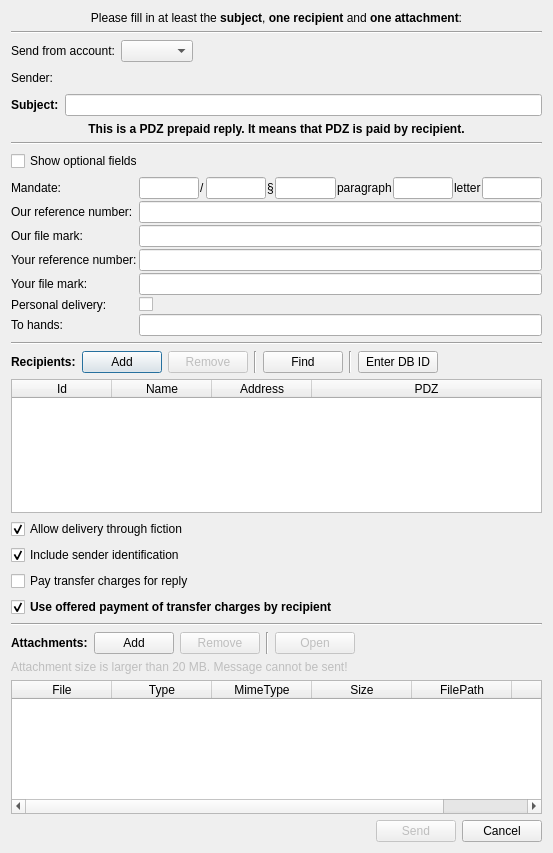
Above: src/gui/ui/dlg_send_message.ui from psakar/datovka before the change. Below: the same form after it.
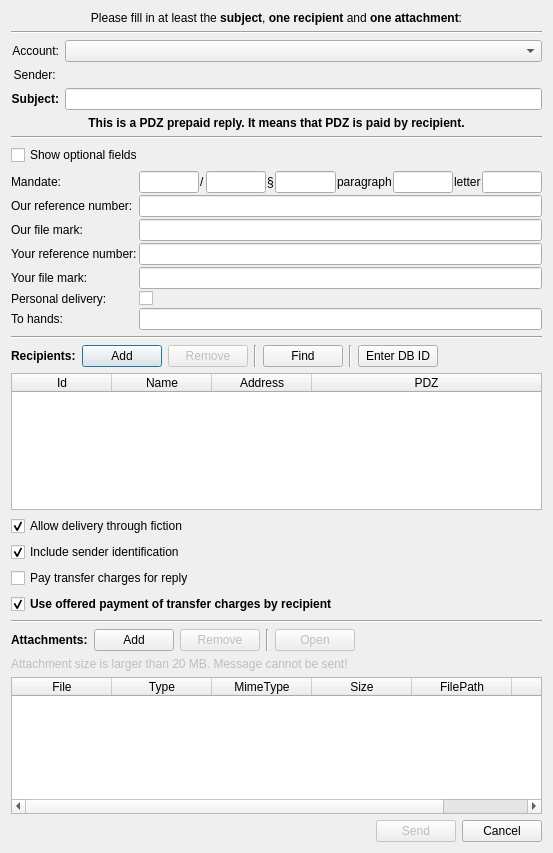
That is the form after the change. Icons and pictures are not drawn. Custom widgets are drawn as their Qt base class.

Commit message: Updated dialogue ui and added remove recipients if account was changed

What changed in the file:
```diff
--- a/src/gui/ui/dlg_send_message.ui
+++ b/src/gui/ui/dlg_send_message.ui
@@ -54,72 +54,54 @@
     </widget>
    </item>
    <item>
-    <layout class="QHBoxLayout" name="horizontalLayout_1">
-     <item>
-      <widget class="QLabel" name="fromLabel">
-       <property name="font">
-        <font>
-         <weight>50</weight>
-         <bold>false</bold>
-        </font>
-       </property>
+    <layout class="QFormLayout" name="formLayout_2">
+     <property name="labelAlignment">
+      <set>Qt::AlignRight|Qt::AlignTrailing|Qt::AlignVCenter</set>
+     </property>
+     <item row="0" column="0">
+      <widget class="QLabel" name="label_8">
        <property name="text">
-        <string>Send from account:</string>
+        <string>Account:</string>
        </property>
+       <property name="alignment">
+        <set>Qt::AlignRight|Qt::AlignTrailing|Qt::AlignVCenter</set>
+       </property>
       </widget>
      </item>
-     <item>
-      <widget class="QComboBox" name="fromComboBox"/>
-     </item>
-     <item>
-      <spacer name="horizontalSpacer_2">
-       <property name="orientation">
-        <enum>Qt::Horizontal</enum>
+     <item row="0" column="1">
+      <widget class="QComboBox" name="fromComboBox">
+       <property name="sizePolicy">
+        <sizepolicy hsizetype="Expanding" vsizetype="Fixed">
+         <horstretch>0</horstretch>
+         <verstretch>0</verstretch>
+        </sizepolicy>
        </property>
-       <property name="sizeHint" stdset="0">
-        <size>
-         <width>40</width>
-         <height>20</height>
-        </size>
+       <property name="focusPolicy">
+        <enum>Qt::StrongFocus</enum>
        </property>
-      </spacer>
+       <property name="sizeAdjustPolicy">
+        <enum>QComboBox::AdjustToContentsOnFirstShow</enum>
+       </property>
+      </widget>
      </item>
-    </layout>
-   </item>
-   <item>
-    <layout class="QHBoxLayout" name="horizontalLayout">
-     <item>
+     <item row="1" column="0">
       <widget class="QLabel" name="label_6">
        <property name="text">
         <string>Sender: </string>
        </property>
+       <property name="alignment">
+        <set>Qt::AlignRight|Qt::AlignTrailing|Qt::AlignVCenter</set>
+       </property>
       </widget>
      </item>
-     <item>
+     <item row="1" column="1">
       <widget class="QLabel" name="fromUser">
        <property name="text">
         <string/>
        </property>
       </widget>
      </item>
-     <item>
-      <spacer name="horizontalSpacer_3">
-       <property name="orientation">
-        <enum>Qt::Horizontal</enum>
-       </property>
-       <property name="sizeHint" stdset="0">
-        <size>
-         <width>40</width>
-         <height>20</height>
-        </size>
-       </property>
-      </spacer>
-     </item>
-    </layout>
-   </item>
-   <item>
-    <layout class="QHBoxLayout" name="horizontalLayout_2">
-     <item>
+     <item row="2" column="0">
       <widget class="QLabel" name="subjectLabel">
        <property name="font">
         <font>
@@ -130,9 +112,12 @@
        <property name="text">
         <string>Subject:</string>
        </property>
+       <property name="alignment">
+        <set>Qt::AlignRight|Qt::AlignTrailing|Qt::AlignVCenter</set>
+       </property>
       </widget>
      </item>
-     <item>
+     <item row="2" column="1">
       <widget class="QLineEdit" name="subjectText">
        <property name="font">
         <font>
```
Left out of the diff: 1 changed line with no effect on the pictures. The commit also changes 2 other files.
